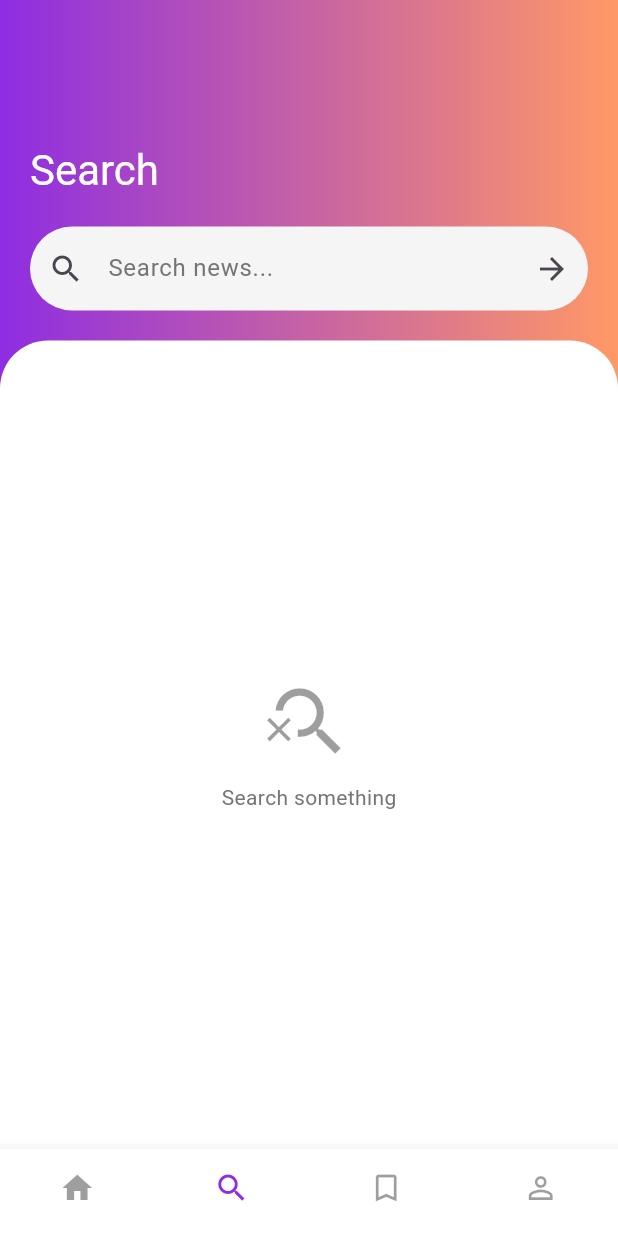
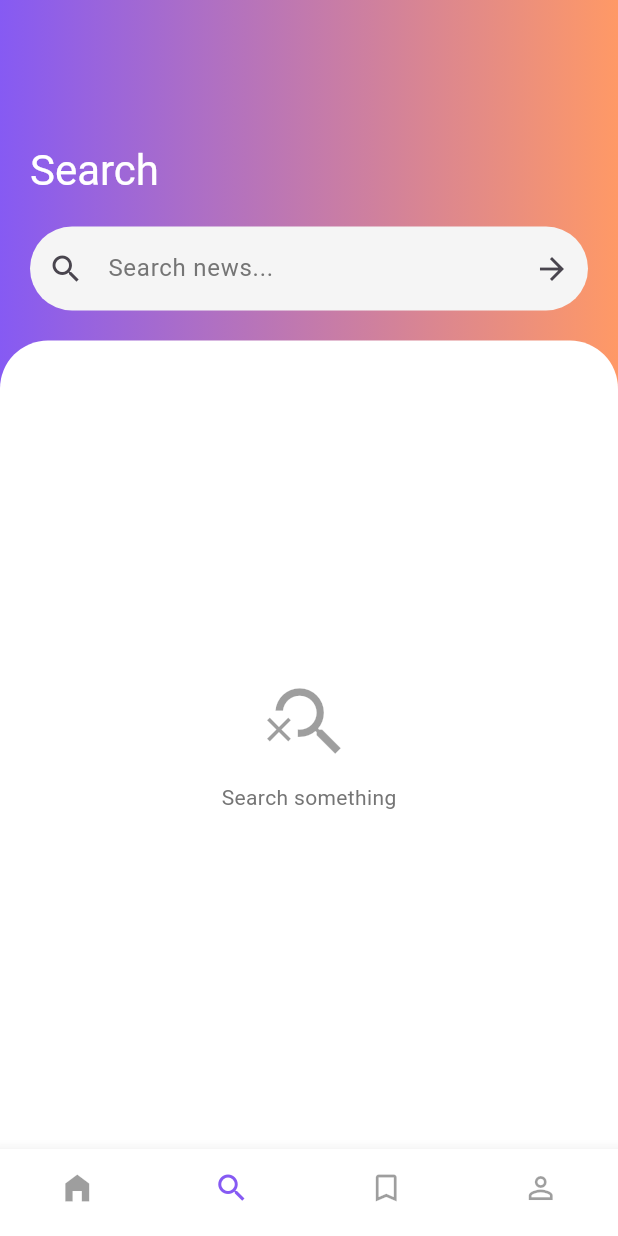
Before and after one commit to sunmorphy/NewsFlow, a Flutter app: the DashboardView screen opened by its route, after a tap on the "search" icon, on a phone screen of 412 x 824 dp. Run offline on Flutter 3.47's test engine with Material 3 defaults, Android fonts, the phone set to English and light mode, and no system bars; our stand-ins replace cached_network_image, dio, firebase_auth, firebase_core, get, google_sign_in and 1 more; accounts and stored records are empty; network calls fail.

Commit message:
[CHANGE] adjust some themes

```diff
--- a/lib/modules/dashboard/views/dashboard_view.dart
+++ b/lib/modules/dashboard/views/dashboard_view.dart
@@ -36,7 +36,10 @@ class DashboardView extends StatelessWidget {
           showUnselectedLabels: false,
           type: BottomNavigationBarType.fixed,
           items: const [
-            BottomNavigationBarItem(icon: Icon(Icons.home), label: 'Home'),
+            BottomNavigationBarItem(
+              icon: Icon(Icons.home_filled),
+              label: 'Home',
+            ),
             BottomNavigationBarItem(icon: Icon(Icons.search), label: 'Search'),
             BottomNavigationBarItem(
               icon: Icon(Icons.bookmark_border),
--- a/lib/modules/profile/views/profile_view.dart
+++ b/lib/modules/profile/views/profile_view.dart
@@ -2,6 +2,7 @@ import 'package:firebase_auth/firebase_auth.dart';
 import 'package:flutter/material.dart';
 import 'package:get/get.dart';
 
+import '../../../widgets/primary_button.dart';
 import '../../auth/controllers/auth_controller.dart';
 
 class ProfileView extends GetView<AuthController> {
@@ -78,7 +79,7 @@ class ProfileView extends GetView<AuthController> {
 
               SizedBox(
                 width: double.infinity,
-                child: FilledButton.icon(
+                child: PrimaryButton(
                   onPressed: () {
                     Get.defaultDialog(
                       title: "Logout",
@@ -100,14 +101,13 @@ class ProfileView extends GetView<AuthController> {
                       },
                     );
                   },
-                  style: FilledButton.styleFrom(
-                    backgroundColor: context.theme.colorScheme.error,
-                  ),
-                  icon: const Icon(Icons.logout),
-                  label: const Text(
-                    "Logout",
-                    style: TextStyle(fontSize: 16, fontWeight: FontWeight.bold),
-                  ),
+                  icon: Icons.logout,
+                  text: "Logout",
+                  colors: [
+                    context.theme.colorScheme.error.withOpacity(0.8),
+                    context.theme.colorScheme.error,
+                    context.theme.colorScheme.secondary,
+                  ],
                 ),
               ),
               const SizedBox(height: 20),
--- a/lib/utils/app_colors.dart
+++ b/lib/utils/app_colors.dart
@@ -1,7 +1,7 @@
 import 'package:flutter/material.dart';
 
 class AppColors {
-  static const Color primaryPurple = Color(0xFF8E2DE2);
+  static const Color primaryPurple = Color(0xFF865AF3);
   static const Color primaryOrange = Color(0xFFFF9966);
 
   static const Color background = Colors.white;
@@ -10,10 +10,4 @@ class AppColors {
   static const Color textSecondary = Color(0xFF757575);
 
   static const Color error = Color(0xFFD13A3A);
-
-  static const Gradient mainGradient = LinearGradient(
-    begin: Alignment.topCenter,
-    end: Alignment.bottomCenter,
-    colors: [primaryPurple, primaryOrange],
-  );
 }
```
